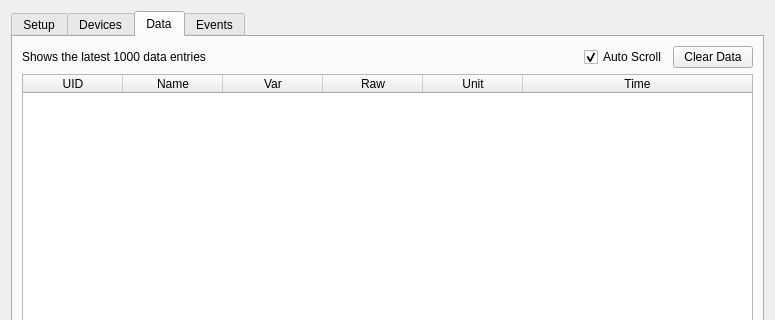
First picture: the form in src/brickv/data_logger/ui/setup_dialog.ui, repository Tinkerforge/brickv, before the edit; both pictures show x 0 to 775 and y 0 to 320 of the 775 by 659 pixel window.
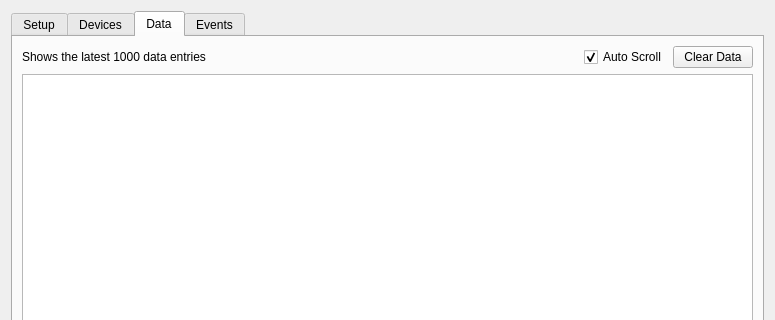
Second picture: the form after the edit. The open tabs and pages were chosen to show the change.

Commit message:
data-logger: Shift row number when removing an item from the data table
This ensures that each item in the table keeps its original row number.

```diff
--- a/src/brickv/data_logger/ui/setup_dialog.ui
+++ b/src/brickv/data_logger/ui/setup_dialog.ui
@@ -389,49 +389,6 @@
       <layout class="QVBoxLayout" name="verticalLayout_2">
        <item>
         <layout class="QGridLayout" name="gridLayout_4">
-         <item row="1" column="0" colspan="4">
-          <widget class="QTableWidget" name="table_widget">
-           <property name="editTriggers">
-            <set>QAbstractItemView::NoEditTriggers</set>
-           </property>
-           <property name="alternatingRowColors">
-            <bool>true</bool>
-           </property>
-           <attribute name="horizontalHeaderStretchLastSection">
-            <bool>true</bool>
-           </attribute>
-           <column>
-            <property name="text">
-             <string>UID</string>
-            </property>
-           </column>
-           <column>
-            <property name="text">
-             <string>Name</string>
-            </property>
-           </column>
-           <column>
-            <property name="text">
-             <string>Var</string>
-            </property>
-           </column>
-           <column>
-            <property name="text">
-             <string>Raw</string>
-            </property>
-           </column>
-           <column>
-            <property name="text">
-             <string>Unit</string>
-            </property>
-           </column>
-           <column>
-            <property name="text">
-             <string>Time</string>
-            </property>
-           </column>
-          </widget>
-         </item>
          <item row="0" column="0" colspan="2">
           <widget class="QLabel" name="label_3">
            <property name="sizePolicy">
@@ -462,6 +419,19 @@
            </property>
           </widget>
          </item>
+         <item row="1" column="0" colspan="4">
+          <widget class="QTableView" name="table_data">
+           <property name="editTriggers">
+            <set>QAbstractItemView::NoEditTriggers</set>
+           </property>
+           <property name="alternatingRowColors">
+            <bool>true</bool>
+           </property>
+           <attribute name="horizontalHeaderStretchLastSection">
+            <bool>true</bool>
+           </attribute>
+          </widget>
+         </item>
         </layout>
        </item>
       </layout>
```
Left out of the diff: 2 changed lines with no effect on the pictures. The commit also changes 1 other file.
